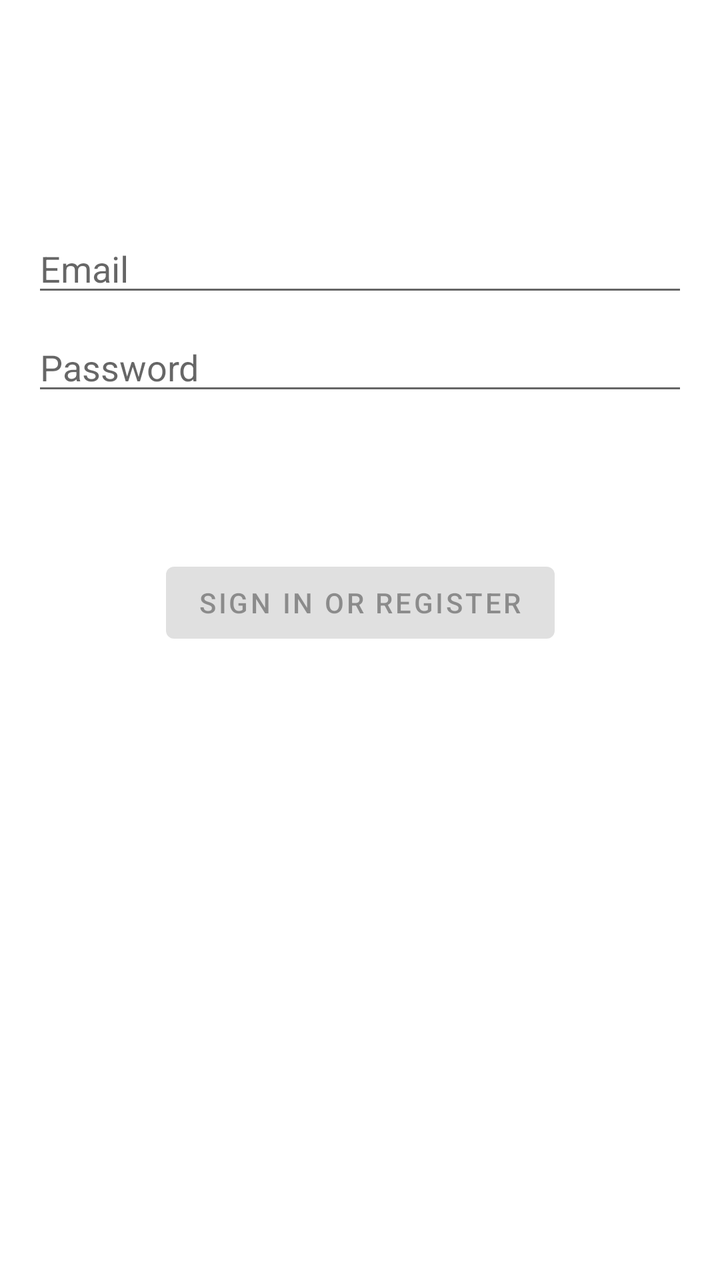
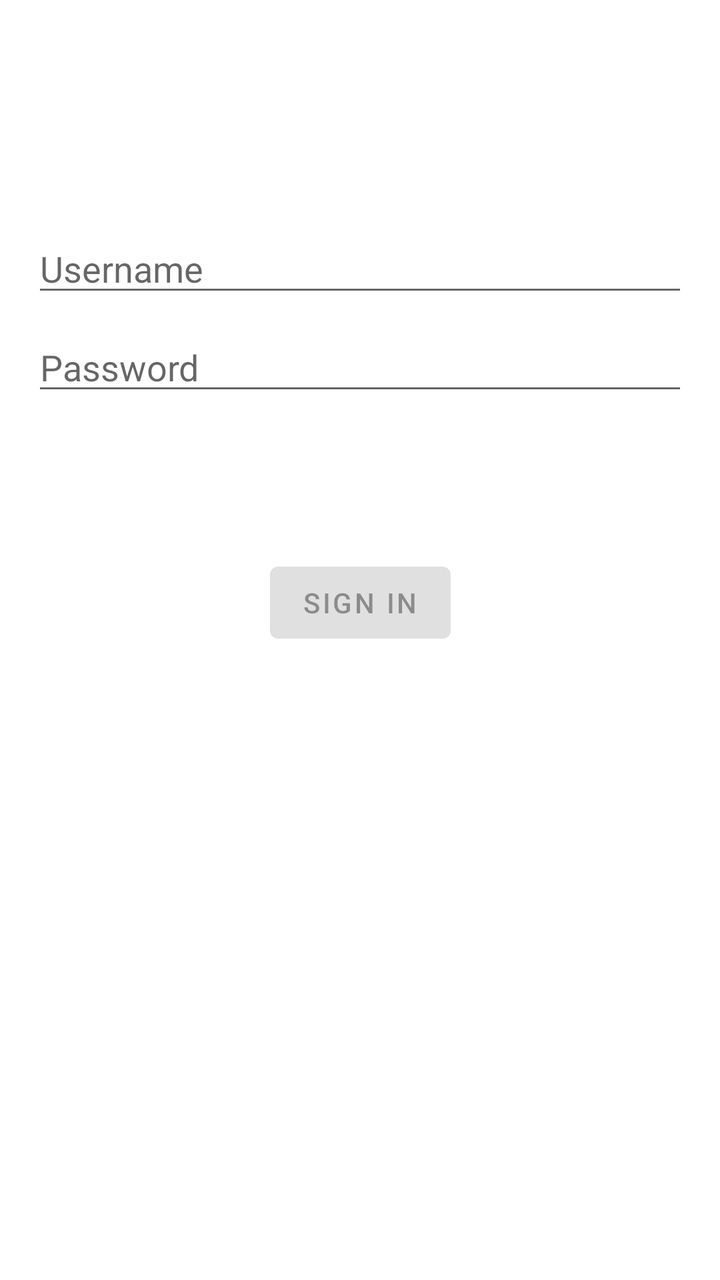

Before-and-after screenshots of an Android layout around one commit, followed by the original layout XML and the change that was made.
<!-- AndroidManifest.xml: application theme Theme.TuckShopStudent -->
<!-- res/layout/activity_login.xml -->
<?xml version="1.0" encoding="utf-8"?>
<androidx.constraintlayout.widget.ConstraintLayout xmlns:android="http://schemas.android.com/apk/res/android"
    xmlns:app="http://schemas.android.com/apk/res-auto"
    xmlns:tools="http://schemas.android.com/tools"
    android:id="@+id/container"
    android:layout_width="match_parent"
    android:layout_height="match_parent"
    android:paddingLeft="@dimen/activity_horizontal_margin"
    android:paddingTop="@dimen/activity_vertical_margin"
    android:paddingRight="@dimen/activity_horizontal_margin"
    android:paddingBottom="@dimen/activity_vertical_margin"
    tools:context=".ui.login.LoginActivity">

    <EditText
        android:id="@+id/username"
        android:layout_width="0dp"
        android:layout_height="wrap_content"
        android:layout_marginTop="96dp"
        android:hint="@string/prompt_email"
        android:inputType="textEmailAddress"
        android:selectAllOnFocus="true"
        app:layout_constraintEnd_toEndOf="parent"
        app:layout_constraintStart_toStartOf="parent"
        app:layout_constraintTop_toTopOf="parent" />

    <EditText
        android:id="@+id/password"
        android:layout_width="0dp"
        android:layout_height="wrap_content"
        android:layout_marginTop="8dp"
        android:hint="@string/prompt_password"
        android:imeActionLabel="@string/action_sign_in_short"
        android:imeOptions="actionDone"
        android:inputType="textPassword"
        android:selectAllOnFocus="true"
        app:layout_constraintEnd_toEndOf="parent"
        app:layout_constraintStart_toStartOf="parent"
        app:layout_constraintTop_toBottomOf="@+id/username" />

    <Button
        android:id="@+id/login"
        android:layout_width="wrap_content"
        android:layout_height="wrap_content"
        android:layout_gravity="start"
        android:layout_marginTop="16dp"
        android:layout_marginBottom="64dp"
        android:enabled="false"
        android:text="@string/action_sign_in"
        app:layout_constraintBottom_toBottomOf="parent"
        app:layout_constraintEnd_toEndOf="parent"
        app:layout_constraintStart_toStartOf="parent"
        app:layout_constraintTop_toBottomOf="@+id/password"
        app:layout_constraintVertical_bias="0.2" />

    <ProgressBar
        android:id="@+id/loading"
        android:layout_width="wrap_content"
        android:layout_height="wrap_content"
        android:layout_gravity="center"
        android:layout_marginTop="64dp"
        android:layout_marginBottom="64dp"
        android:visibility="gone"
        app:layout_constraintBottom_toBottomOf="parent"
        app:layout_constraintEnd_toEndOf="@+id/password"
        app:layout_constraintStart_toStartOf="@+id/password"
        app:layout_constraintTop_toTopOf="parent"
        app:layout_constraintVertical_bias="0.3" />

</androidx.constraintlayout.widget.ConstraintLayout>
<!-- resources referenced by this layout -->
<resources>
  <dimen name="activity_horizontal_margin">16dp</dimen>
  <dimen name="activity_vertical_margin">16dp</dimen>
  <string name="action_sign_in">Sign in or register</string>
  <string name="action_sign_in_short">Sign in</string>
  <string name="prompt_email">Email</string>
  <string name="prompt_password">Password</string>
  <style name="Theme.TuckShopStudent" parent="Theme.MaterialComponents.DayNight.DarkActionBar">
          
          <item name="colorPrimary">@color/purple_500</item>
          <item name="colorPrimaryVariant">@color/purple_700</item>
          <item name="colorOnPrimary">@color/white</item>
          
          <item name="colorSecondary">@color/teal_200</item>
          <item name="colorSecondaryVariant">@color/teal_700</item>
          <item name="colorOnSecondary">@color/black</item>
          
          <item name="android:statusBarColor" tools:targetApi="l">?attr/colorPrimaryVariant</item>
          
      </style>
  <color name="purple_500">#FF6200EE</color>
  <color name="purple_700">#FF3700B3</color>
  <color name="white">#FFFFFFFF</color>
  <color name="teal_200">#FF03DAC5</color>
  <color name="teal_700">#FF018786</color>
  <color name="black">#FF000000</color>
</resources>

<!-- the commit's change to res/layout/activity_login.xml (unified diff, before → after) -->
@@ -16,7 +16,7 @@
         android:layout_width="0dp"
         android:layout_height="wrap_content"
         android:layout_marginTop="96dp"
-        android:hint="@string/prompt_email"
+        android:hint="@string/prompt_username"
         android:inputType="textEmailAddress"
         android:selectAllOnFocus="true"
         app:layout_constraintEnd_toEndOf="parent"
<!-- resource entries referenced after the edit -->
@@ -2,10 +2,10 @@
 <resources>
   <dimen name="activity_horizontal_margin">16dp</dimen>
   <dimen name="activity_vertical_margin">16dp</dimen>
-  <string name="action_sign_in">Sign in or register</string>
+  <string name="action_sign_in">Sign in</string>
   <string name="action_sign_in_short">Sign in</string>
-  <string name="prompt_email">Email</string>
   <string name="prompt_password">Password</string>
+  <string name="prompt_username">Username</string>
   <style name="Theme.TuckShopStudent" parent="Theme.MaterialComponents.DayNight.DarkActionBar">
           
           <item name="colorPrimary">@color/purple_500</item>
